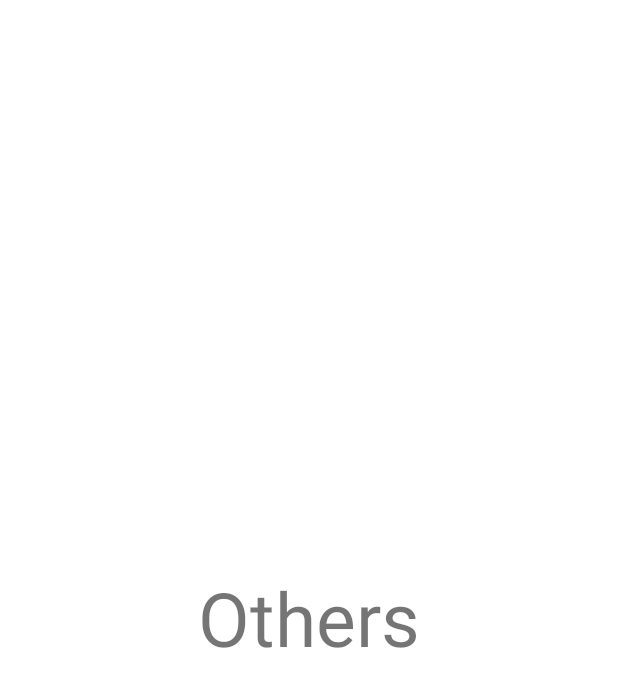
After one commit to AhmedSamirScience/Features, an Android app: the layout fragment_others.xml on its own in the app's theme, with its tools: preview values and no code run, on a phone screen of 412 x 824 dp. The commit adds this screen. Shown: the top 687 px of the screen. Run offline under Robolectric (Android 15) with nearby library versions, the phone set to English and light mode, and no system bars.

Commit message:
Adding OthersFragment.kt
- added view model
- added fragment
- added layout

```diff
--- /dev/null
+++ b/app/src/main/res/layout/fragment_others.xml
@@ -0,0 +1,17 @@
+<?xml version="1.0" encoding="utf-8"?>
+<layout xmlns:android="http://schemas.android.com/apk/res/android"
+xmlns:tools="http://schemas.android.com/tools"
+tools:context=".ui.fragment.others.OthersFragment">
+
+<androidx.constraintlayout.widget.ConstraintLayout
+    android:layout_width="match_parent"
+    android:layout_height="match_parent">
+    <TextView
+        android:textSize="50dp"
+        android:gravity="center"
+        android:layout_width="match_parent"
+        android:layout_height="match_parent"
+        android:text="Others" />
+</androidx.constraintlayout.widget.ConstraintLayout>
+
+</layout>
```
Also changed, not shown: app/src/main/java/com/samir/features/ui/fragment/others/OthersFragment.kt (added, +33 -0 lines), app/src/main/java/com/samir/features/ui/fragment/others/OthersViewModel.kt (added, +14 -0 lines), app/src/main/res/values/strings.xml (+5 -2 lines).
